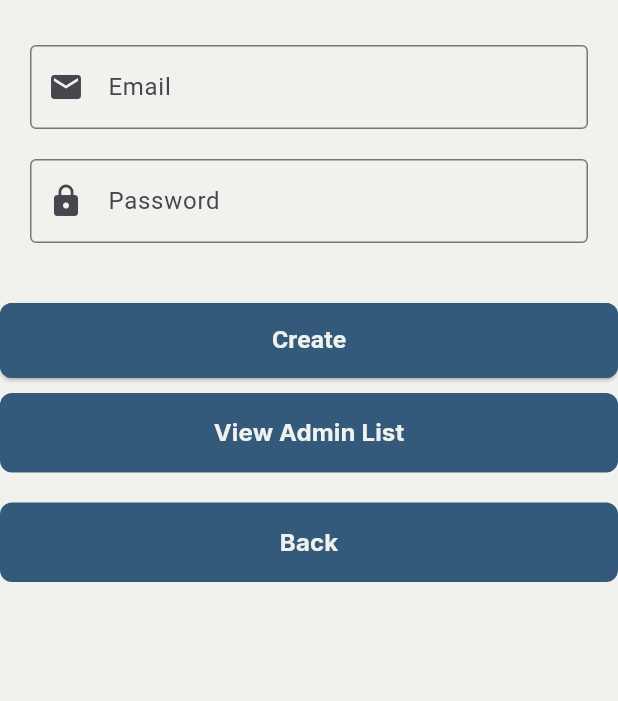
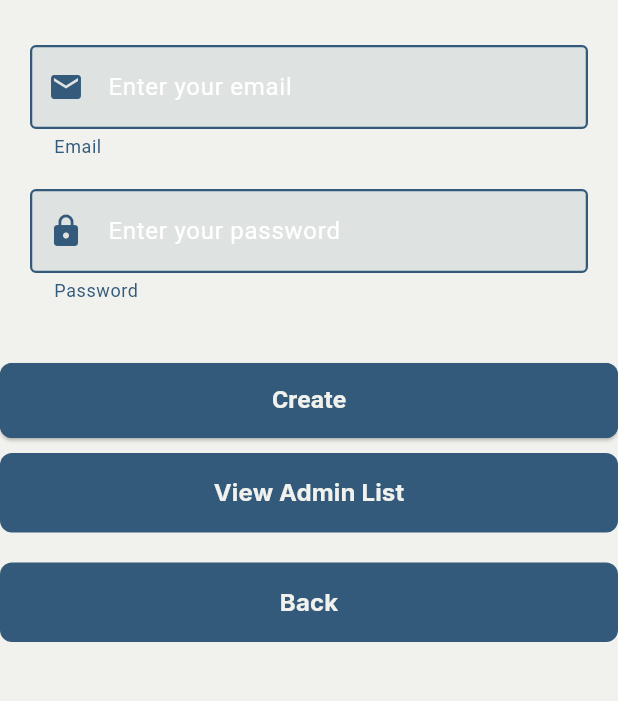
Before and after one commit to fatoom9/queue_management_system, a Flutter app: the AdminSetupScreen screen opened by its route, on a phone screen of 412 x 824 dp, the part 336-1037 px from its top. Run offline on Flutter 3.47's test engine with Material 3 defaults, Android fonts, the phone set to English and light mode, and no system bars; our stand-ins replace flutter_hooks, font_awesome_flutter, go_router, google_fonts, hooks_riverpod, sqflite; accounts and stored records are empty.

Commit message:
fixed screens

```diff
--- a/lib/src/features/auth/presentation/admin_setup_screen.dart.dart
+++ b/lib/src/features/auth/presentation/admin_setup_screen.dart.dart
@@ -74,15 +74,13 @@ class AdminSetupScreen extends HookConsumerWidget {
                     key: _formKey,
                     child: Column(
                       children: [
-                        // Email field with validation using TextFormField
-                        TextFormField(
+                        // Replace TextFormField with AppTextFormField for email
+                        AppTextFormField(
                           controller: emailController,
-                          decoration: const InputDecoration(
-                              hintText: 'Enter your email',
-                              labelText: 'Email',
-                              border: OutlineInputBorder(),
-                              prefixIcon: Icon(Icons.email)),
+                          hintText: 'Enter your email',
+                          helpText: 'Email',
                           obscureText: false,
+                          icon: Icons.email,
                           keyboardType: TextInputType.emailAddress,
                           validator: (value) {
                             if (value == null || value.isEmpty) {
@@ -98,15 +96,13 @@ class AdminSetupScreen extends HookConsumerWidget {
                         ),
                         const SizedBox(height: 20),
 
-                        // Password field with validation
-                        TextFormField(
+                        // Replace TextFormField with AppTextFormField for password
+                        AppTextFormField(
                           controller: passwordController,
-                          decoration: const InputDecoration(
-                              hintText: 'Enter your password',
-                              labelText: 'Password',
-                              border: OutlineInputBorder(),
-                              prefixIcon: Icon(Icons.lock)),
-                          obscureText: false,
+                          hintText: 'Enter your password',
+                          helpText: 'Password',
+                          obscureText: true,
+                          icon: Icons.lock,
                           validator: (value) {
                             if (value == null || value.isEmpty) {
                               return 'Please enter a password';
--- a/lib/src/features/queue/presentation/completedPerson.dart
+++ b/lib/src/features/queue/presentation/completedPerson.dart
@@ -3,11 +3,8 @@ import 'package:go_router/go_router.dart';
 import 'package:queue_management_system/src/common_widgets/button.dart';
 import 'package:queue_management_system/src/constants/app_theme.dart';
 import 'package:queue_management_system/src/features/queue/presentation/controllers/queue_controller.dart';
-import 'package:queue_management_system/src/features/queue/presentation/home_screen.dart';
 import 'package:queue_management_system/src/features/queue/presentation/person_details_screen.dart';
 import 'package:hooks_riverpod/hooks_riverpod.dart';
-
-import '../../../common_widgets/button.dart';
 
 class Completedperson extends HookConsumerWidget {
   const Completedperson({super.key});
--- a/lib/src/features/queue/presentation/person_details_screen.dart
+++ b/lib/src/features/queue/presentation/person_details_screen.dart
@@ -3,7 +3,6 @@ import 'package:hooks_riverpod/hooks_riverpod.dart';
 import 'package:queue_management_system/src/common_widgets/button.dart';
 import 'package:queue_management_system/src/constants/app_theme.dart';
 import 'package:queue_management_system/src/features/queue/domain/models/person_details.dart';
-import 'package:queue_management_system/src/features/queue/presentation/controllers/queue_controller.dart';
 import 'package:google_fonts/google_fonts.dart';
 
 class PersonDetailsScreen extends HookConsumerWidget {
--- a/lib/src/features/reports/presentation/reports_screen.dart
+++ b/lib/src/features/reports/presentation/reports_screen.dart
@@ -124,13 +124,6 @@ class ReportsScreen extends ConsumerWidget {
       floatingActionButton: Column(
         mainAxisSize: MainAxisSize.min,
         children: [
-          /* FloatingActionButton(
-            heroTag: "refreshReportsFAB",
-            onPressed: () => ref.refresh(reportServicesFutureProvider),
-            backgroundColor: primaryColor,
-            child: Icon(Icons.refresh, color: secondaryColor),
-          ),
-          */
           const SizedBox(height: 16),
           FloatingActionButton(
             heroTag: "backToHomeFAB",
@@ -148,9 +141,3 @@ class ReportsScreen extends ConsumerWidget {
     );
   }
 }
-
-String _formatTimeOnly(int timestamp) {
-  final dateTime = DateTime.fromMillisecondsSinceEpoch(timestamp);
-  final timeFormat = DateFormat('HH:mm');
-  return timeFormat.format(dateTime);
-}
--- a/lib/src/features/reports/presentation/show_items_screen.dart
+++ b/lib/src/features/reports/presentation/show_items_screen.dart
@@ -3,8 +3,6 @@ import 'package:hooks_riverpod/hooks_riverpod.dart';
 import 'package:intl/intl.dart';
 import 'package:queue_management_system/src/common_widgets/button.dart';
 import 'package:queue_management_system/src/features/reports/application/reports_services.dart';
-import 'package:queue_management_system/src/features/reports/domain/queue_item_model.dart';
-import 'package:queue_management_system/src/constants/app_theme.dart';
 
 class ShowItemsScreen extends HookConsumerWidget {
   final String date;
--- a/lib/src/router/router.dart
+++ b/lib/src/router/router.dart
@@ -1,21 +1,16 @@
 import 'dart:async';
-
 import 'package:flutter/material.dart';
 import 'package:go_router/go_router.dart';
 import 'package:hooks_riverpod/hooks_riverpod.dart';
-import 'package:path/path.dart';
 import 'package:queue_management_system/src/features/auth/presentation/admin_list_screen.dart';
 import 'package:queue_management_system/src/features/auth/presentation/admin_setup_screen.dart.dart';
 import 'package:queue_management_system/src/features/auth/presentation/not_found_screen.dart';
 import 'package:queue_management_system/src/features/auth/presentation/welcome_screen.dart';
 import 'package:queue_management_system/src/features/auth/presentation/login_screen.dart';
 import 'package:queue_management_system/src/features/queue/presentation/add_person_screen.dart';
-import 'package:queue_management_system/src/features/queue/presentation/add_person_screen.dart';
 import 'package:queue_management_system/src/features/queue/presentation/completedPerson.dart';
 import 'package:queue_management_system/src/features/queue/presentation/home_screen.dart';
 import 'package:queue_management_system/src/features/auth/presentation/controllers/auth_controller.dart';
-import 'package:queue_management_system/src/features/queue/presentation/person_details_screen.dart';
-import 'package:queue_management_system/src/features/reports/presentation/reports_screen.dart';
 import 'package:queue_management_system/src/features/reports/presentation/reports_screen.dart';
 import 'package:queue_management_system/src/features/reports/presentation/show_items_screen.dart';
 
```
